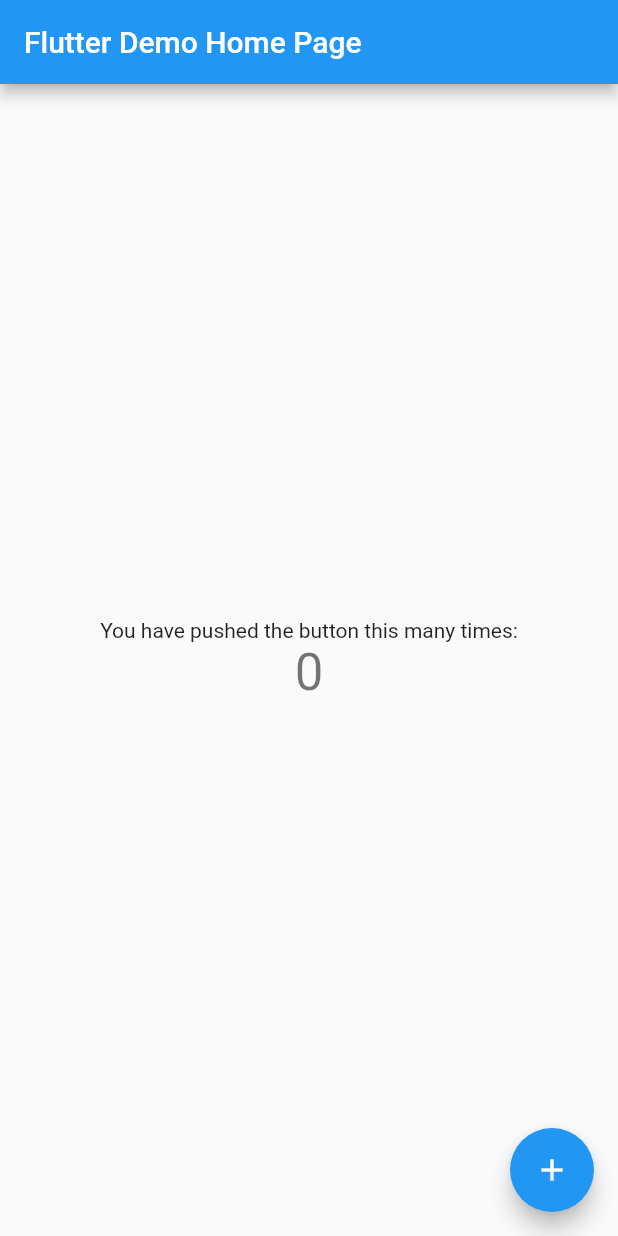
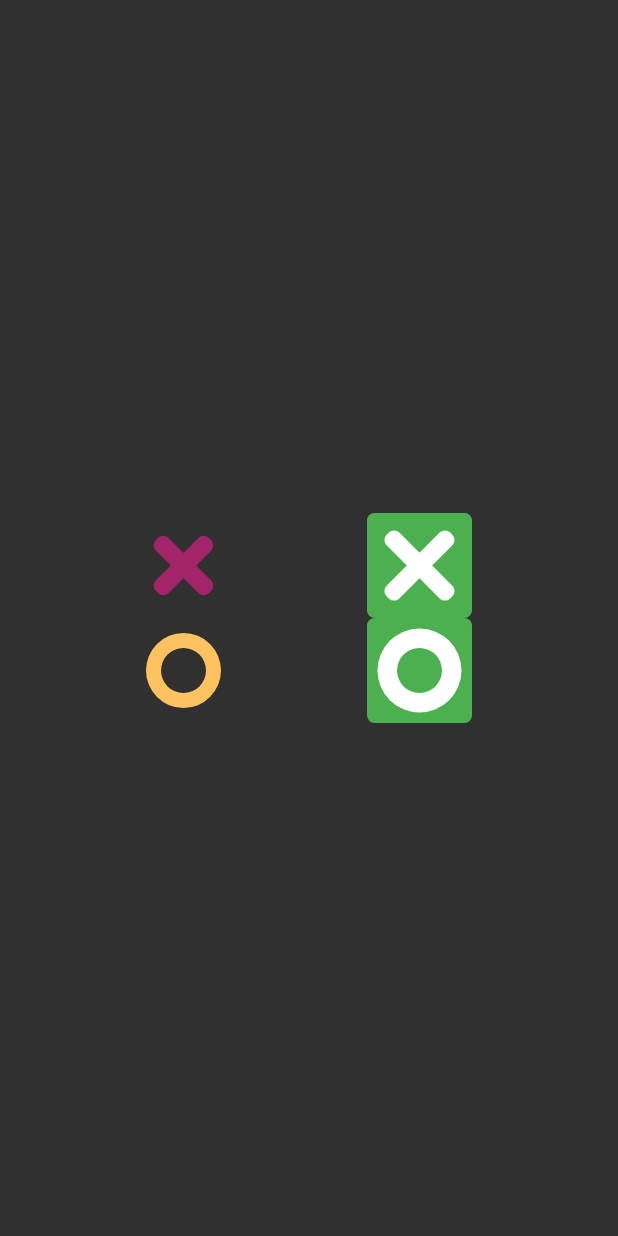
Before and after one commit to PaulD103/TicTacToe, a Flutter app: the screen it shows after launch, on a phone screen of 412 x 824 dp. Run offline on Flutter 3.47's test engine with Material 2 defaults, Android fonts, the phone set to English and light mode, and no system bars.

Commit message:
Add cross and hole

```diff
--- /dev/null
+++ b/lib/extensions/rad.dart
@@ -0,0 +1,8 @@
+import 'dart:math';
+
+/// Convert a given [number] from degree to radian.
+extension ToRadian on num {
+  double toRad() {
+    return this * (pi / 180);
+  }
+}
--- a/lib/main.dart
+++ b/lib/main.dart
@@ -1,67 +1,24 @@
 import 'package:flutter/material.dart';
+import 'package:tic_tac_toe/screens/gamescreen/game_screen.dart';
 
 void main() {
-  runApp(const MyApp());
+  runApp(const TicTacToe());
 }
 
-class MyApp extends StatelessWidget {
-  const MyApp({Key? key}) : super(key: key);
+class TicTacToe extends StatelessWidget {
+  const TicTacToe();
 
   @override
   Widget build(BuildContext context) {
     return MaterialApp(
       title: 'TicTacToe',
       theme: ThemeData(
-        primarySwatch: Colors.blue,
+        colorScheme: const ColorScheme.dark(
+          primary: Color(0xff2A0944),
+          secondary: Color(0xff3B185F),
+        ),
       ),
-      home: const MyHomePage(title: 'Flutter Demo Home Page'),
+      home: const GameScreen(),
     );
   }
 }
-
-class MyHomePage extends StatefulWidget {
-  const MyHomePage({Key? key, required this.title}) : super(key: key);
-
-  final String title;
-
-  @override
-  State<MyHomePage> createState() => _MyHomePageState();
-}
-
-class _MyHomePageState extends State<MyHomePage> {
-  int _counter = 0;
-
-  void _incrementCounter() {
-    setState(() {
-      _counter++;
-    });
-  }
-
-  @override
-  Widget build(BuildContext context) {
-    return Scaffold(
-      appBar: AppBar(
-        title: Text(widget.title),
-      ),
-      body: Center(
-        child: Column(
-          mainAxisAlignment: MainAxisAlignment.center,
-          children: <Widget>[
-            const Text(
-              'You have pushed the button this many times:',
-            ),
-            Text(
-              '$_counter',
-              style: Theme.of(context).textTheme.headline4,
-            ),
-          ],
-        ),
-      ),
-      floatingActionButton: FloatingActionButton(
-        onPressed: _incrementCounter,
-        tooltip: 'Increment',
-        child: const Icon(Icons.add),
-      ),
-    );
-  }
-}
--- /dev/null
+++ b/lib/screens/gamescreen/game_screen.dart
@@ -0,0 +1,37 @@
+import 'package:flutter/material.dart';
+import 'package:tic_tac_toe/screens/gamescreen/widgets/cross.dart';
+import 'package:tic_tac_toe/screens/gamescreen/widgets/hole.dart';
+
+class GameScreen extends StatelessWidget {
+  const GameScreen();
+
+  @override
+  Widget build(BuildContext context) {
+    return Scaffold(
+      body: Center(
+        child: Column(
+          mainAxisAlignment: MainAxisAlignment.center,
+          children: <Widget>[
+            Row(
+              mainAxisAlignment: MainAxisAlignment.spaceEvenly,
+              children: const <Widget>[
+                Cross(Color(0xffa12568)),
+                CrossWinned(),
+              ],
+            ),
+            Row(
+              mainAxisAlignment: MainAxisAlignment.spaceEvenly,
+              children: <Widget>[
+                Hole(
+                  circleColor: const Color(0xfffec260),
+                  holeColor: Theme.of(context).scaffoldBackgroundColor,
+                ),
+                const WinningHole()
+              ],
+            )
+          ],
+        ),
+      ),
+    );
+  }
+}
--- /dev/null
+++ b/lib/screens/gamescreen/widgets/cross.dart
@@ -0,0 +1,54 @@
+import 'package:flutter/material.dart';
+import 'package:tic_tac_toe/extensions/rad.dart';
+
+class Cross extends StatelessWidget {
+  const Cross(this.crossColor);
+
+  final Color crossColor;
+  @override
+  Widget build(BuildContext context) {
+    return SizedBox(
+      height: 50,
+      width: 50,
+      child: Stack(
+        alignment: Alignment.center,
+        children: <Widget>[
+          Transform.rotate(angle: 45.toRad(), child: redLine()),
+          Transform.rotate(angle: -45.toRad(), child: redLine()),
+        ],
+      ),
+    );
+  }
+
+  Widget redLine() {
+    return Container(
+      decoration: BoxDecoration(
+        color: crossColor,
+        borderRadius: const BorderRadius.all(
+          Radius.circular(5),
+        ),
+      ),
+      height: 60,
+      width: 12,
+    );
+  }
+}
+
+class CrossWinned extends StatelessWidget {
+  const CrossWinned();
+
+  @override
+  Widget build(BuildContext context) {
+    return Container(
+      height: 70,
+      width: 70,
+      decoration: const BoxDecoration(
+        color: Colors.green,
+        borderRadius: BorderRadius.all(
+          Radius.circular(5),
+        ),
+      ),
+      child: const Cross(Colors.white),
+    );
+  }
+}
--- /dev/null
+++ b/lib/screens/gamescreen/widgets/hole.dart
@@ -0,0 +1,44 @@
+import 'package:flutter/material.dart';
+
+class Hole extends StatelessWidget {
+  const Hole({required this.circleColor, required this.holeColor});
+
+  final Color circleColor;
+  final Color holeColor;
+
+  @override
+  Widget build(BuildContext context) {
+    return Container(
+      height: 50,
+      width: 50,
+      decoration: BoxDecoration(color: circleColor, shape: BoxShape.circle),
+      child: Center(
+        child: Container(
+          height: 30,
+          width: 30,
+          decoration: BoxDecoration(color: holeColor, shape: BoxShape.circle),
+        ),
+      ),
+    );
+  }
+}
+
+class WinningHole extends StatelessWidget {
+  const WinningHole();
+
+  @override
+  Widget build(BuildContext context) {
+    return Container(
+      padding: const EdgeInsets.all(7),
+      height: 70,
+      width: 70,
+      decoration: const BoxDecoration(
+        color: Colors.green,
+        borderRadius: BorderRadius.all(
+          Radius.circular(5),
+        ),
+      ),
+      child: const Hole(circleColor: Colors.white, holeColor: Colors.green),
+    );
+  }
+}
```
Also changed, not shown: 3 other files.
